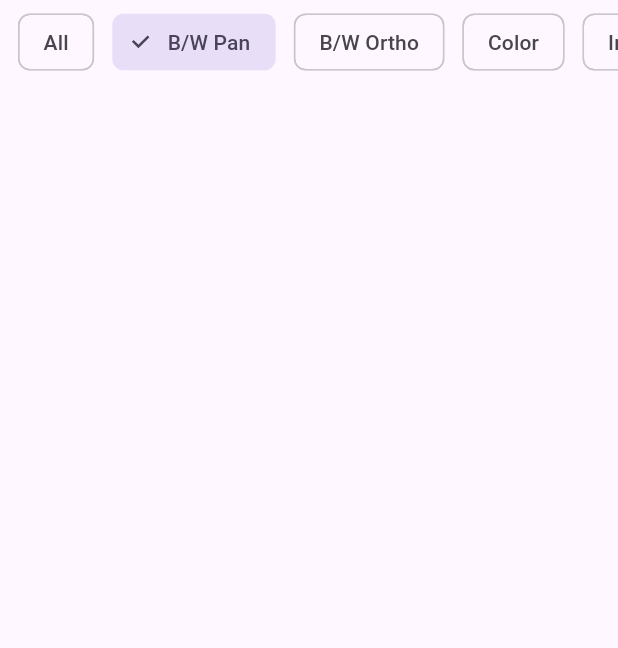
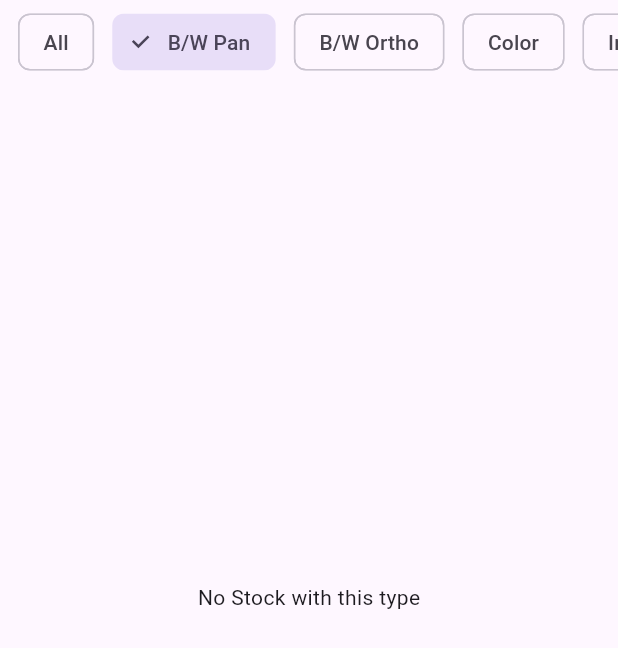
Before and after one commit to C4lopsitta/filmstore-flutter, a Flutter app: the Stocks widget shown alone on an empty page, opened directly, after a tap on "B/W Pan", on a phone screen of 412 x 824 dp. Shown: the top 648 px of the screen. Run offline on Flutter 3.47's test engine with Material 3 defaults, Android fonts, the phone set to English and light mode, and no system bars; our stand-ins replace shared_preferences; accounts and stored records are empty.

```diff
--- a/lib/Entities/FilmStock.dart
+++ b/lib/Entities/FilmStock.dart
@@ -99,6 +99,7 @@ class FilmStock{
         child: Column(
           mainAxisAlignment: MainAxisAlignment.start,
           crossAxisAlignment: CrossAxisAlignment.start,
+          mainAxisSize: MainAxisSize.max,
           children: [
             Text(name,
               style: const TextStyle(fontSize: 16)),
@@ -107,8 +108,8 @@ class FilmStock{
               mainAxisAlignment: MainAxisAlignment.spaceBetween,
               children: [
                 Text("ISO $iso", style: const TextStyle(fontSize: 12)),
-                Text("Type ${type.toUserString()}", style: const TextStyle(fontSize: 12)),
-                Text("Format ${format.toUserString()}", style: const TextStyle(fontSize: 12))
+                Text("Type: ${type.toUserString()}", style: const TextStyle(fontSize: 12)),
+                Text("Format: ${format.toUserString()}", style: const TextStyle(fontSize: 12))
               ],
             )
           ],
--- a/lib/Routes/Stocks.dart
+++ b/lib/Routes/Stocks.dart
@@ -15,6 +15,7 @@ class Stocks extends StatefulWidget {
 
   void getStocks(void Function() update) async {
     error = null;
+    filmstocks_cards = [];
     update();
 
     try {
@@ -80,6 +81,14 @@ class _Stocks extends State<Stocks> {
                     for (FilmStock stock in Api.globalStocks ?? [])
                       if (stock.type == FilmType.values[selection])
                         widget.filmstocks_cards.add(stock.build(context));
+                    if(widget.filmstocks_cards.isEmpty)
+                      widget.filmstocks_cards.add(SizedBox(
+                        width: MediaQuery.sizeOf(context).width,
+                        height: MediaQuery.sizeOf(context).height - 140,
+                        child: Center(
+                          child: Text("No Stock with this type")
+                        )
+                      ));
                   }
                   setState(() {});
                 },
--- a/lib/components/filter_chip_row.dart
+++ b/lib/components/filter_chip_row.dart
@@ -1,4 +1,3 @@
-import 'package:flutter/cupertino.dart';
 import 'package:flutter/material.dart';
 
 class FilterChipRow extends StatefulWidget {
```
Also changed, not shown: lib/Routes/Rolls.dart (+29 -2 lines), lib/routes/create_filmroll.dart (+25 -5 lines), 1 other file.
